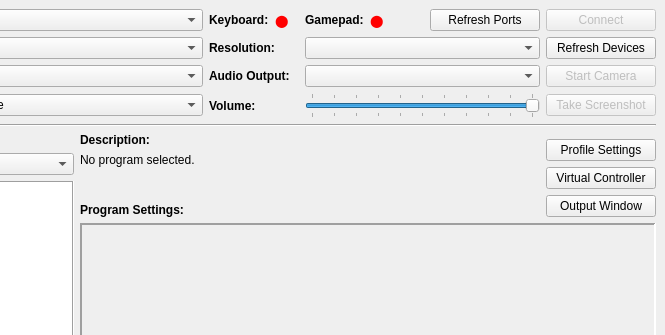
Before: the Qt Designer form mainwindow.ui in brianuuu/AutoController2, drawn with Qt 5; both pictures show x 135 to 800 and y 0 to 335 of the 800 by 586 pixel window.
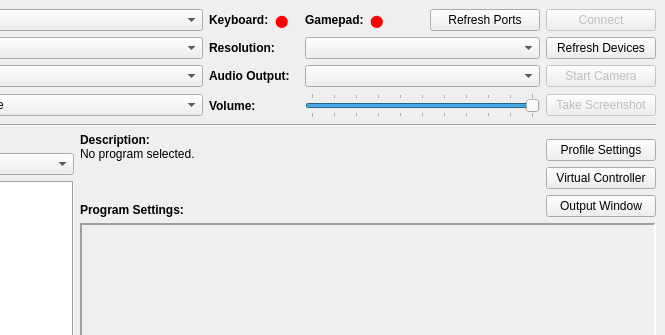
After: the same form once the commit is applied.

```diff
--- a/mainwindow.ui
+++ b/mainwindow.ui
@@ -522,6 +522,9 @@
          <layout class="QHBoxLayout" name="horizontalLayout_5">
           <item>
            <layout class="QVBoxLayout" name="verticalLayout_6">
+            <property name="spacing">
+             <number>0</number>
+            </property>
             <item>
              <widget class="QLabel" name="label_12">
               <property name="sizePolicy">
@@ -542,12 +545,6 @@
             </item>
             <item>
              <widget class="QLabel" name="L_ProgramDescription">
-              <property name="sizePolicy">
-               <sizepolicy hsizetype="Preferred" vsizetype="Preferred">
-                <horstretch>0</horstretch>
-                <verstretch>0</verstretch>
-               </sizepolicy>
-              </property>
               <property name="text">
                <string>No program selected.</string>
               </property>
```
